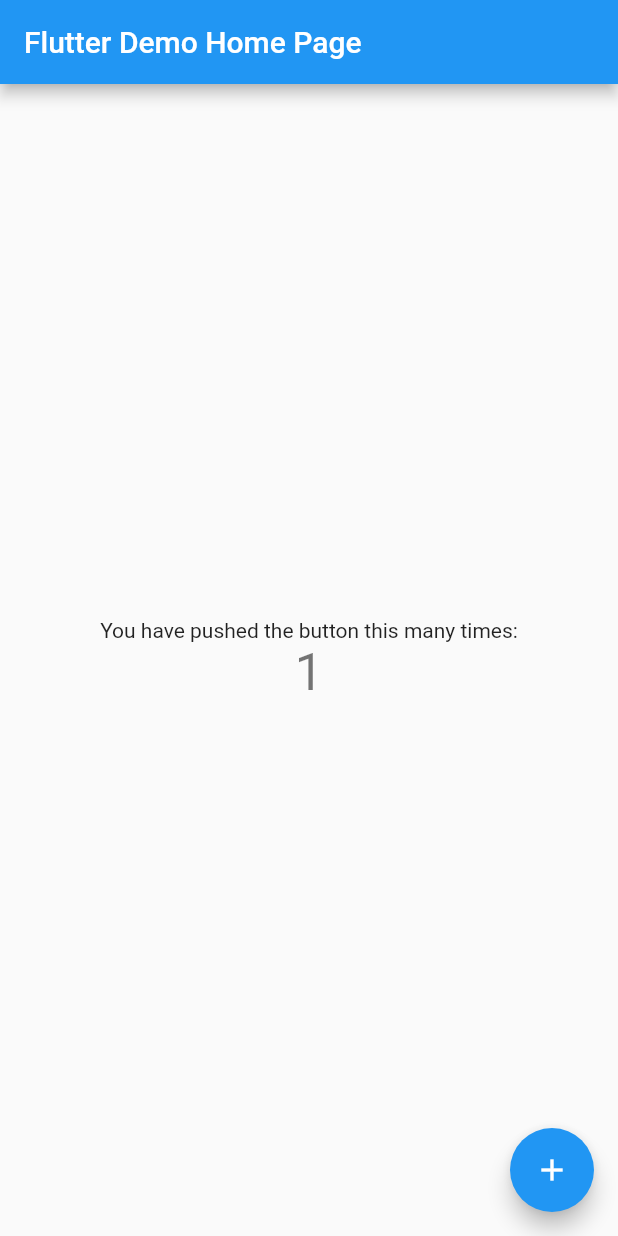
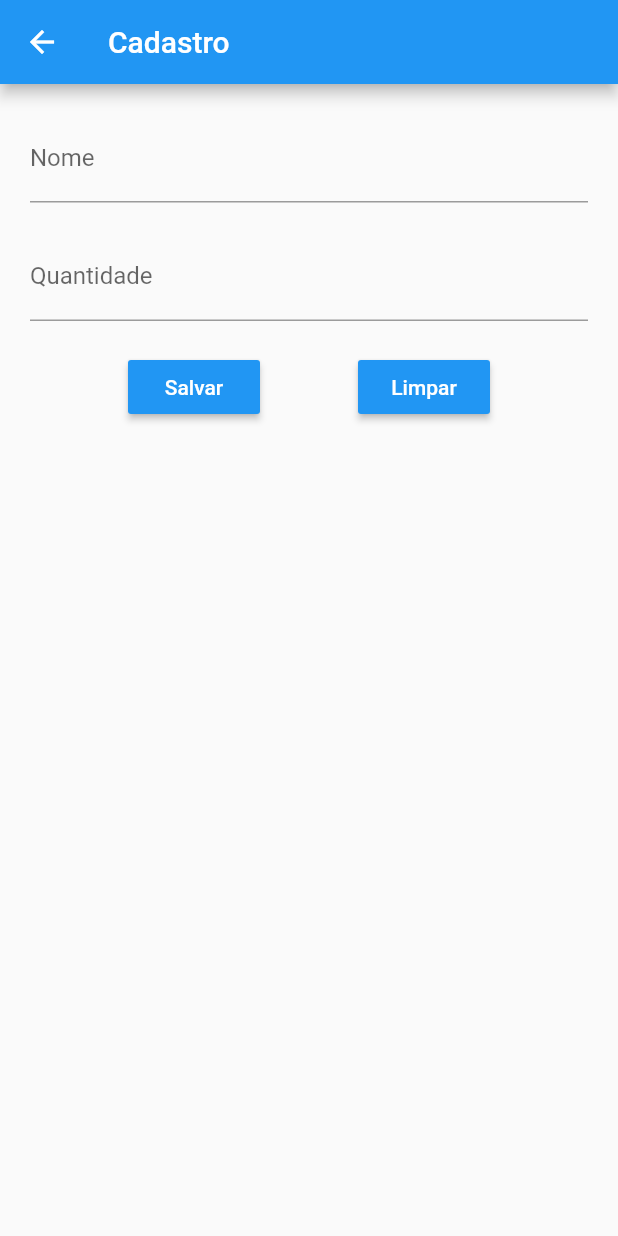
Before and after one commit to otaviohenrique1/lista_produtos, a Flutter app: the screen it shows after launch, after a tap on the "add" icon, on a phone screen of 412 x 824 dp. Run offline on Flutter 3.47's test engine with Material 2 defaults, Android fonts, the phone set to English and light mode, and no system bars; our stand-ins replace flutter_slidable, sqflite; accounts and stored records are empty.

Commit message:
Commit 2 dos arquivos

```diff
--- a/lib/main.dart
+++ b/lib/main.dart
@@ -1,117 +1,20 @@
 import 'package:flutter/material.dart';
+import './pages/home_page.dart';
 
 void main() {
-  runApp(MyApp());
+  runApp(App());
 }
 
-class MyApp extends StatelessWidget {
-  // This widget is the root of your application.
+class App extends StatelessWidget {
   @override
   Widget build(BuildContext context) {
     return MaterialApp(
-      title: 'Flutter Demo',
+      title: 'Flutter App',
       theme: ThemeData(
-        // This is the theme of your application.
-        //
-        // Try running your application with "flutter run". You'll see the
-        // application has a blue toolbar. Then, without quitting the app, try
-        // changing the primarySwatch below to Colors.green and then invoke
-        // "hot reload" (press "r" in the console where you ran "flutter run",
-        // or simply save your changes to "hot reload" in a Flutter IDE).
-        // Notice that the counter didn't reset back to zero; the application
-        // is not restarted.
         primarySwatch: Colors.blue,
-        // This makes the visual density adapt to the platform that you run
-        // the app on. For desktop platforms, the controls will be smaller and
-        // closer together (more dense) than on mobile platforms.
         visualDensity: VisualDensity.adaptivePlatformDensity,
       ),
-      home: MyHomePage(title: 'Flutter Demo Home Page'),
+      home: HomePage(title: 'Lista de produtos'),
     );
   }
 }
-
-class MyHomePage extends StatefulWidget {
-  MyHomePage({Key key, this.title}) : super(key: key);
-
-  // This widget is the home page of your application. It is stateful, meaning
-  // that it has a State object (defined below) that contains fields that affect
-  // how it looks.
-
-  // This class is the configuration for the state. It holds the values (in this
-  // case the title) provided by the parent (in this case the App widget) and
-  // used by the build method of the State. Fields in a Widget subclass are
-  // always marked "final".
-
-  final String title;
-
-  @override
-  _MyHomePageState createState() => _MyHomePageState();
-}
-
-class _MyHomePageState extends State<MyHomePage> {
-  int _counter = 0;
-
-  void _incrementCounter() {
-    setState(() {
-      // This call to setState tells the Flutter framework that something has
-      // changed in this State, which causes it to rerun the build method below
-      // so that the display can reflect the updated values. If we changed
-      // _counter without calling setState(), then the build method would not be
-      // called again, and so nothing would appear to happen.
-      _counter++;
-    });
-  }
-
-  @override
-  Widget build(BuildContext context) {
-    // This method is rerun every time setState is called, for instance as done
-    // by the _incrementCounter method above.
-    //
-    // The Flutter framework has been optimized to make rerunning build methods
-    // fast, so that you can just rebuild anything that needs updating rather
-    // than having to individually change instances of widgets.
-    return Scaffold(
-      appBar: AppBar(
-        // Here we take the value from the MyHomePage object that was created by
-        // the App.build method, and use it to set our appbar title.
-        title: Text(widget.title),
-      ),
-      body: Center(
-        // Center is a layout widget. It takes a single child and positions it
-        // in the middle of the parent.
-        child: Column(
-          // Column is also a layout widget. It takes a list of children and
-          // arranges them vertically. By default, it sizes itself to fit its
-          // children horizontally, and tries to be as tall as its parent.
-          //
-          // Invoke "debug painting" (press "p" in the console, choose the
-          // "Toggle Debug Paint" action from the Flutter Inspector in Android
-          // Studio, or the "Toggle Debug Paint" command in Visual Studio Code)
-          // to see the wireframe for each widget.
-          //
-          // Column has various properties to control how it sizes itself and
-          // how it positions its children. Here we use mainAxisAlignment to
-          // center the children vertically; the main axis here is the vertical
-          // axis because Columns are vertical (the cross axis would be
-          // horizontal).
-          mainAxisAlignment: MainAxisAlignment.center,
-          children: <Widget>[
-            Text(
-              'You have pushed the button this many times:',
-            ),
-            Text(
-              '$_counter',
-              style: Theme.of(context).textTheme.headline4,
-            ),
-          ],
-        ),
-      ),
-      floatingActionButton: FloatingActionButton(
-        onPressed: _incrementCounter,
-        tooltip: 'Increment',
-        child: Icon(Icons.add),
-      ), // This trailing comma makes auto-formatting nicer for build methods.
-    );
-  }
-}
--- /dev/null
+++ b/lib/pages/form_page.dart
@@ -0,0 +1,116 @@
+import 'package:flutter/material.dart';
+import 'package:lista_produtos/utils/connection.dart';
+
+// ignore: must_be_immutable
+class FormPage extends StatefulWidget {
+  var onSaved;
+
+  FormPage({Key key, this.onSaved}) : super(key: key);
+
+  @override
+  _FormPageState createState() => _FormPageState();
+}
+
+class _FormPageState extends State<FormPage> {
+  final _formKey = GlobalKey<FormState>();
+  Map<String, dynamic> _formData = {};
+
+  @override
+  Widget build(BuildContext context) {
+    return Scaffold(
+      appBar: AppBar(
+        title: Text('Cadastro'),
+      ),
+      body: Padding(
+        padding: EdgeInsets.all(20),
+        child: Container(
+          child: Form(
+            key: _formKey,
+            child: Column(
+              mainAxisAlignment: MainAxisAlignment.start,
+              children: [
+                Padding(
+                  padding: EdgeInsets.only(bottom: 20),
+                  child: TextFormField(
+                    keyboardType: TextInputType.text,
+                    decoration: InputDecoration(
+                      labelText: 'Nome',
+                    ),
+                    // ignore: missing_return
+                    validator: (value) {
+                      if (value.isEmpty) {
+                        return 'Campo vazio';
+                      }
+                    },
+                    onSaved: (value) {
+                      _formData['nome'] = value;
+                    },
+                  ),
+                ),
+                Padding(
+                  padding: EdgeInsets.only(bottom: 20),
+                  child: TextFormField(
+                    keyboardType: TextInputType.text,
+                    decoration: InputDecoration(
+                      labelText: 'Quantidade',
+                    ),
+                    // ignore: missing_return
+                    validator: (value) {
+                      if (value.isEmpty) {
+                        return 'Campo vazio';
+                      }
+                    },
+                    onSaved: (value) {
+                      _formData['quantidade'] = value;
+                    },
+                  ),
+                ),
+                Row(
+                  mainAxisAlignment: MainAxisAlignment.spaceEvenly,
+                  children: [
+                    RaisedButton(
+                      child: Text('Salvar'),
+                      color: Colors.blue,
+                      textColor: Colors.white,
+                      onPressed: () {
+                        if (_formKey.currentState.validate()) {
+                          _formKey.currentState.save();
+                          _insertData();
+                          _formKey.currentState.reset();
+                          Navigator.pop(context);
+                        }
+                      },
+                    ),
+                    RaisedButton(
+                      child: Text('Limpar'),
+                      color: Colors.blue,
+                      textColor: Colors.white,
+                      onPressed: () {
+                        _formKey.currentState.reset();
+                      },
+                    ),
+                  ],
+                ),
+              ],
+            ),
+          ),
+        ),
+      ),
+    );
+  }
+
+  _insertData() async {
+    var data = [
+      _formData['nome'],
+      _formData['quantidade'],
+    ];
+
+    var database = await SqliteDB.connect();
+    database.transaction((txn) async {
+      // ignore: unused_local_variable
+      int id = await txn.rawInsert(
+          'INSERT INTO produtos (nome, quantidade) VALUES (?,?)', data);
+      widget.onSaved();
+    });
+  }
+}
--- /dev/null
+++ b/lib/pages/home_page.dart
@@ -0,0 +1,68 @@
+import 'package:flutter/material.dart';
+import 'package:sqflite/sqflite.dart';
+import '../utils/connection.dart';
+import './form_page.dart';
+import './lista_produtos.dart';
+
+class HomePage extends StatefulWidget {
+  HomePage({Key key, this.title}) : super(key: key);
+
+  final String title;
+
+  @override
+  _HomePageState createState() => _HomePageState();
+}
+
+class _HomePageState extends State<HomePage> {
+  Database _database;
+  List _produtos = [];
+
+  // ignore: must_call_super
+  void initState() {
+    getProdutos();
+  }
+
+  @override
+  Widget build(BuildContext context) {
+    return Scaffold(
+      appBar: AppBar(
+        title: Text(widget.title),
+      ),
+      body: Column(
+        children: [
+          ListaProdutos(
+              produtos: _produtos,
+              onChange: () {
+                getProdutos();
+              }),
+        ],
+      ),
+      floatingActionButton: FloatingActionButton(
+        onPressed: () {
+          Navigator.push(
+              context,
+              MaterialPageRoute(
+                builder: (context) => FormPage(
+                  onSaved: () {
+                    getProdutos();
+                  },
+                ),
+              ));
+        },
+        tooltip: 'Adicionar',
+        child: Icon(Icons.add),
+      ),
+    );
+  }
+
+  getProdutos() {
+    SqliteDB.connect().then((database) {
+      _database = database;
+      _database.rawQuery('SELECT * FROM produtos').then((data) {
+        setState(() {
+          _produtos = data;
+        });
+      });
+    });
+  }
+}
--- /dev/null
+++ b/lib/utils/connection.dart
@@ -0,0 +1,34 @@
+import 'package:sqflite/sqflite.dart';
+import 'package:path/path.dart';
+
+class SqliteDB {
+  static final SqliteDB _singleton = new SqliteDB._internal();
+
+  factory SqliteDB() {
+    return _singleton;
+  }
+
+  SqliteDB._internal();
+
+  static Database _database;
+
+  static Future<Database> connect() async {
+    if (_database != null) {
+      return _database;
+    }
+
+    var databasePath = await getDatabasesPath();
+
+    final String path = join(databasePath, 'store_db.db');
+    _database = await openDatabase(
+      path,
+      version: 1,
+      onCreate: (db, version) {
+        db.execute(
+            'CREATE TABLE produtos (id INTEGER PRIMARY KEY, nome TEXT, quantidade TEXT)');
+      },
+    );
+
+    return _database;
+  }
+}
--- a/pubspec.yaml
+++ b/pubspec.yaml
@@ -28,6 +28,8 @@ dependencies:
   # The following adds the Cupertino Icons font to your application.
   # Use with the CupertinoIcons class for iOS style icons.
   cupertino_icons: ^1.0.0
+  sqflite: ^1.3.2+1
+  flutter_slidable: ^0.5.7
 
 dev_dependencies:
   flutter_test:
```
Also changed, not shown: lib/pages/form_edit_page.dart (added, +114 -0 lines), lib/pages/lista_produtos.dart (added, +87 -0 lines), pubspec.lock, 3 other files.
